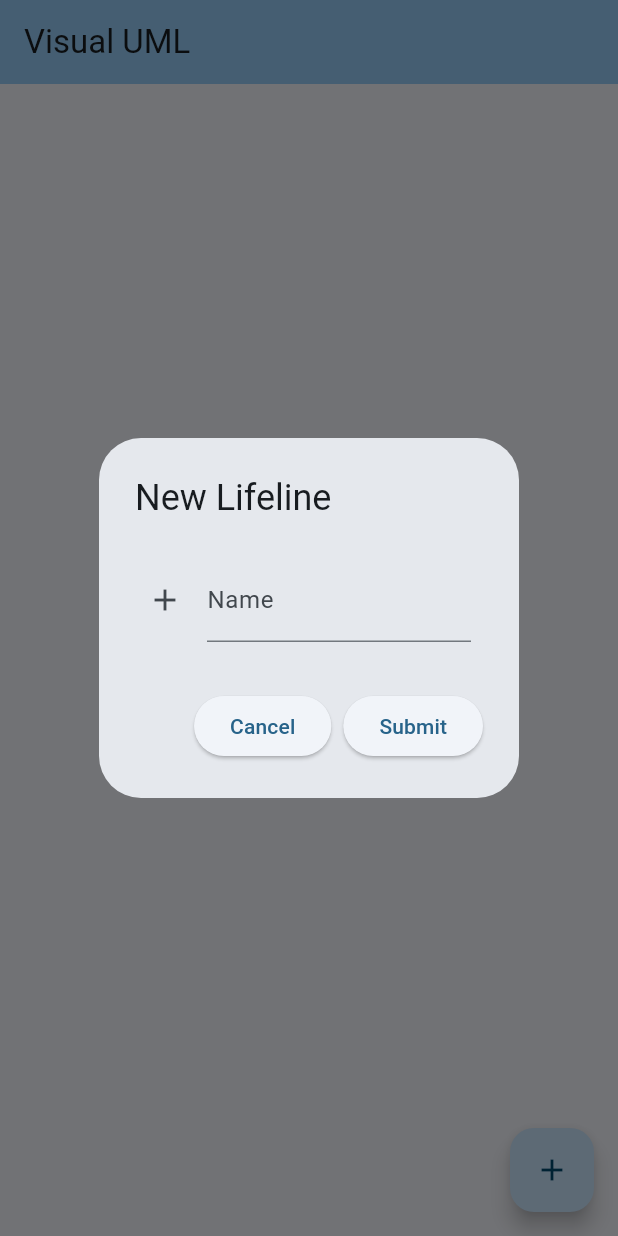
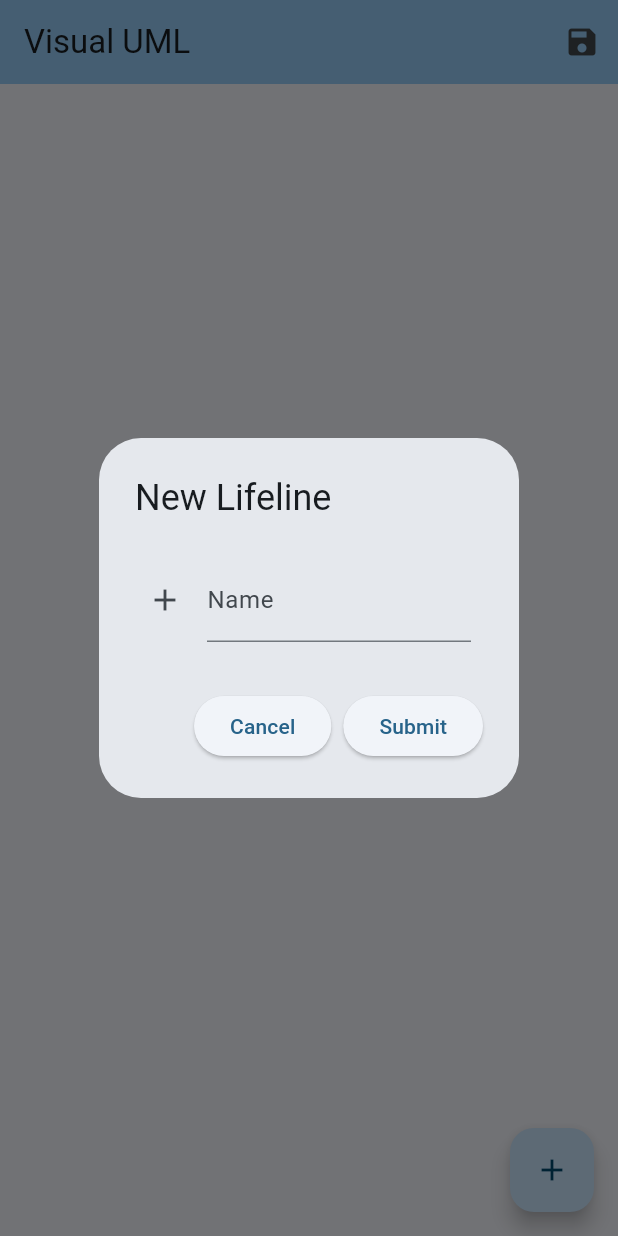
Before and after one commit to garritypatwit/visual_uml, a Flutter app: the screen it shows after launch, after a tap on the "add" icon, on a phone screen of 412 x 824 dp. Run offline on Flutter 3.47's test engine with Material 3 defaults, Android fonts, the phone set to English and light mode, and no system bars; missing offline and left inert: linked_scroll_controller, widget_arrows.

Commit message:
Update export function and add save button

```diff
--- a/lib/view.dart
+++ b/lib/view.dart
@@ -1,4 +1,5 @@
 import 'package:flutter/material.dart';
+import 'package:visual_uml/export.dart';
 import 'package:widget_arrows/widget_arrows.dart';
 import 'package:linked_scroll_controller/linked_scroll_controller.dart';
 import 'controller.dart';
@@ -21,6 +22,15 @@ class _MainViewState extends State<MainView> {
       appBar: AppBar(
         backgroundColor: Theme.of(context).colorScheme.inversePrimary,
         title: const Text('Visual UML'),
+        actions: <Widget>[
+          IconButton(
+            icon: const Icon(Icons.save),
+            tooltip: 'Save',
+            onPressed: () {
+              export(widget.controller.diagram);
+            },
+          ),
+        ],
       ),
       body: DiagramView(controller: widget.controller),
       floatingActionButton: FloatingActionButton(
```
Also changed, not shown: lib/export.dart (+10 -25 lines).
